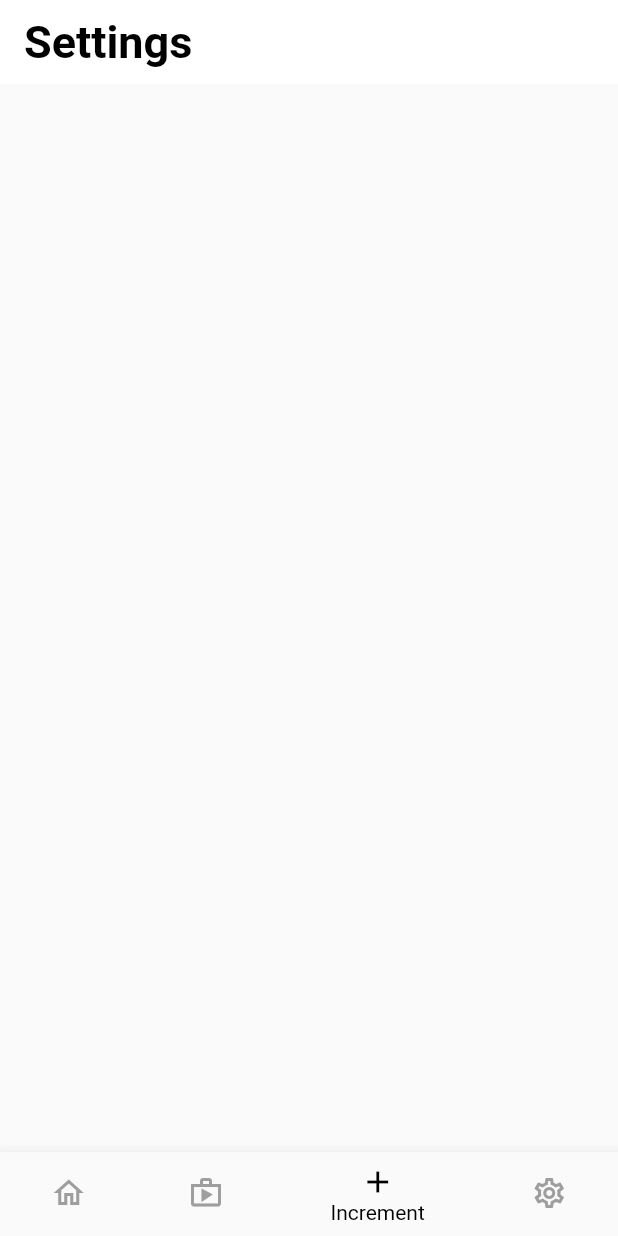
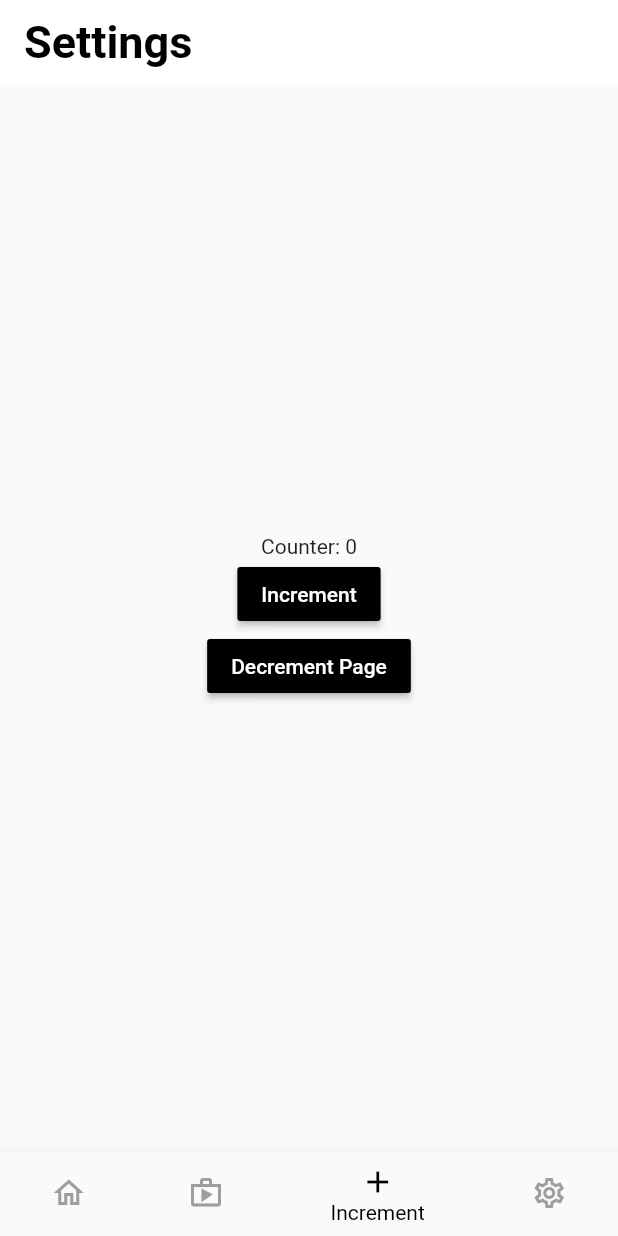
Before and after one commit to divyang-simform/best_folk_medicine, a Flutter app: the screen it shows after launch, item 3 of the bottom bar chosen, on a phone screen of 412 x 824 dp. Run offline on Flutter 3.47's test engine with Material 2 defaults, Android fonts, the phone set to English and light mode, and no system bars; missing offline and left inert: dart:ffi.

Commit message:
complete upto point 11

```diff
--- a/lib/IncrementPage.dart
+++ b/lib/IncrementPage.dart
@@ -1,4 +1,8 @@
+import 'package:best_folk_medicine/DecrementPage.dart';
 import 'package:flutter/material.dart';
+
+int Counter = 0;
+
 class incrementScreen extends StatefulWidget {
   const incrementScreen({Key? key}) : super(key: key);
 
@@ -7,8 +11,31 @@ class incrementScreen extends StatefulWidget {
 }
 
 class _incrementScreenState extends State<incrementScreen> {
+  void _incrementCounter() {
+    setState(() {
+      Counter++;
+    });
+  }
+
   @override
   Widget build(BuildContext context) {
-    return Container();
+    return Center(
+      child: Column(
+        mainAxisAlignment: MainAxisAlignment.center,
+        children: [
+          Text("Counter: $Counter"),
+          MaterialButton(
+            color: Colors.black,
+            onPressed: () => _incrementCounter(),
+            child: Text("Increment", style: TextStyle(color: Colors.white)),
+          ),
+          MaterialButton(
+            color: Colors.black,
+            onPressed: () { Navigator.pushNamed(context, '/decrement'); },
+            child: Text("Decrement Page", style: TextStyle(color: Colors.white)),
+          ),
+        ],
+      ),
+    );
   }
 }
--- a/lib/bottomnavigationbar.dart
+++ b/lib/bottomnavigationbar.dart
@@ -1,5 +1,6 @@
-import 'package:best_folk_medicine/IncrementPage.dart';
-import 'package:best_folk_medicine/shop.dart';
+import 'IncrementPage.dart';
+import 'increment&decrement.dart';
+import 'shop.dart';
 
 import 'frontPage.dart';
 import 'settingpage.dart';
@@ -19,7 +20,7 @@ class _bottomBarState extends State<bottomBar> {
   static const List<Widget> _widgetOptions = <Widget>[
     MyHomePage(),
     ShopingPage(),
-    incrementScreen(),
+    incrementDecrementPage(),
     settingsPage()
   ];
 
--- /dev/null
+++ b/lib/increment&decrement.dart
@@ -0,0 +1,36 @@
+import 'package:best_folk_medicine/transition.dart';
+import 'package:flutter/material.dart';
+
+import 'DecrementPage.dart';
+import 'IncrementPage.dart';
+class incrementDecrementPage extends StatefulWidget {
+  const incrementDecrementPage({Key? key}) : super(key: key);
+
+  @override
+  _incrementDecrementPageState createState() => _incrementDecrementPageState();
+}
+
+class _incrementDecrementPageState extends State<incrementDecrementPage> {
+  @override
+  Widget build(BuildContext context) {
+    return Scaffold(
+      body: Container(
+        child: Navigator(
+          // key:  mainListNav,
+          initialRoute: '/',
+          onGenerateRoute: (RouteSettings settings){
+            // Widget page;
+            switch(settings.name){
+              case '/':
+                return SlideLeftRoute(page: incrementScreen());
+                break;
+              case '/decrement':
+                return SlideRightRoute(page: decrementPage());
+                break;
+            };
+          },
+        ),
+      ),
+    );
+  }
+}
--- a/lib/main.dart
+++ b/lib/main.dart
@@ -1,5 +1,6 @@
 // import 'dart:html';
-import 'package:best_folk_medicine/parsingdata.dart';
+import 'parsingdata.dart';
+import 'showallarticles.dart';
 import 'package:flutter/material.dart';
 import 'bottomnavigationbar.dart';
 import 'detail.dart';
@@ -25,6 +26,10 @@ class MyApp extends StatelessWidget {
           ),
         ),
         home: const bottomBar(),
+        routes: {
+          showAllArticales.showArticalesdata: (context) =>
+              const showAllArticales(),
+        },
         onGenerateRoute: (RouteSettings settings) {
           if (settings.name == detailPage.detailPagedata) {
             final args = settings.arguments as Product;
--- /dev/null
+++ b/lib/transition.dart
@@ -0,0 +1,52 @@
+import 'package:flutter/cupertino.dart';
+
+class SlideRightRoute extends PageRouteBuilder {
+  final Widget page;
+  SlideRightRoute({required this.page})
+      : super(
+    pageBuilder: (
+        BuildContext context,
+        Animation<double> animation,
+        Animation<double> secondaryAnimation,
+        ) =>
+    page,
+    transitionsBuilder: (
+        BuildContext context,
+        Animation<double> animation,
+        Animation<double> secondaryAnimation,
+        Widget child,
+        ) =>
+        SlideTransition(
+          position: Tween<Offset>(
+            begin: const Offset(-1, 0),
+            end: Offset.zero,
+          ).animate(animation),
+          child: child,
+        ),
+  );
+}
+class SlideLeftRoute extends PageRouteBuilder {
+  final Widget page;
+  SlideLeftRoute({required this.page})
+      : super(
+    pageBuilder: (
+        BuildContext context,
+        Animation<double> animation,
+        Animation<double> secondaryAnimation,
+        ) =>
+    page,
+    transitionsBuilder: (
+        BuildContext context,
+        Animation<double> animation,
+        Animation<double> secondaryAnimation,
+        Widget child,
+        ) =>
+        SlideTransition(
+          position: Tween<Offset>(
+            begin: const Offset(1, 0),
+            end: Offset.zero,
+          ).animate(animation),
+          child: child,
+        ),
+  );
+}
```
Also changed, not shown: lib/DecrementPage.dart (added, +37 -0 lines), lib/card.dart (+7 -4 lines), lib/frontPage.dart (+5 -13 lines), lib/row.dart (+7 -1 lines), lib/showallarticles.dart (added, +89 -0 lines).
